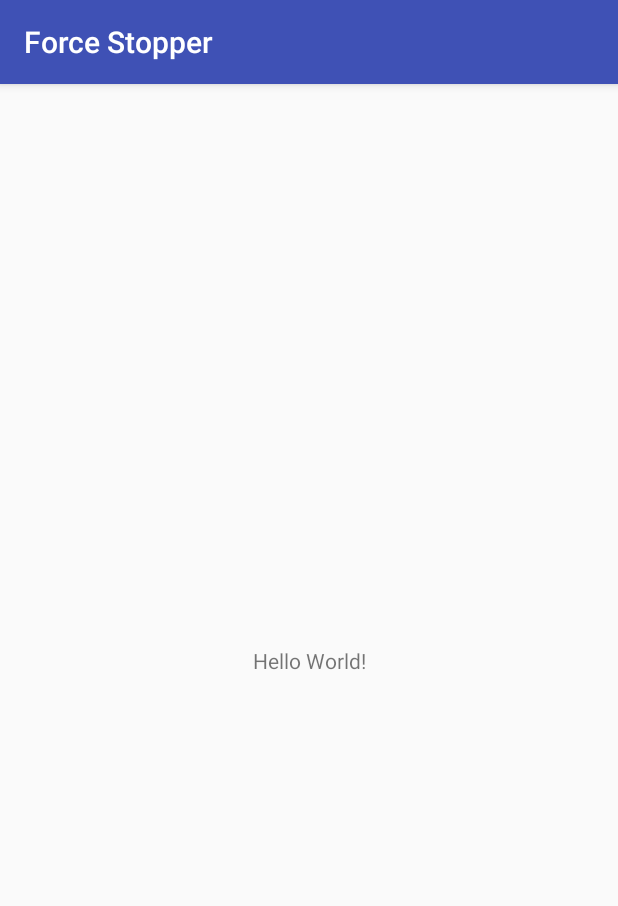
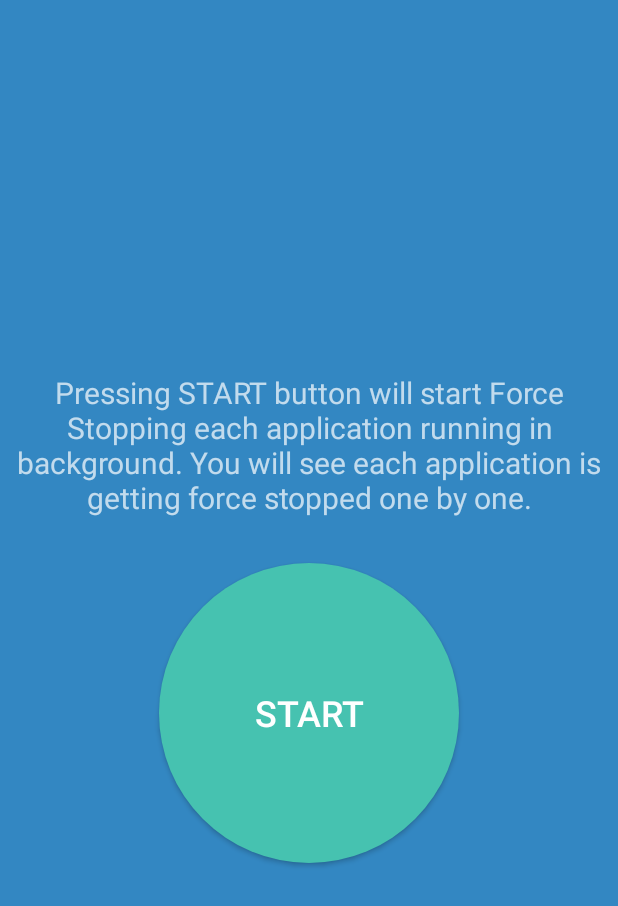
Before and after one commit to bhagyawantbiradar/AndroidRamCleaner, an Android app: the screen it shows after launch (MainActivity), on a phone screen of 412 x 824 dp. Shown: the top 906 px of the screen. Run offline under Robolectric (Android 15) with nearby library versions, the phone set to English and light mode, and no system bars.

Commit message:
Complete commit

```diff
--- a/app/build.gradle
+++ b/app/build.gradle
@@ -3,7 +3,7 @@ apply plugin: 'com.android.application'
 android {
     compileSdkVersion 27
     defaultConfig {
-        applicationId "forcestopper.bhagyawant.com.forcestopper"
+        applicationId "com.bhagyawant.forcestopper"
         minSdkVersion 19
         targetSdkVersion 27
         versionCode 1
--- /dev/null
+++ b/app/src/main/java/forcestopper/bhagyawant/com/forcestopper/utils/Constants.java
@@ -0,0 +1,6 @@
+package forcestopper.bhagyawant.com.forcestopper.utils;
+
+public class Constants {
+    public static String FORCE_STOP = "Force stop";
+    public static boolean isCleanRunning = false;
+}
--- /dev/null
+++ b/app/src/main/res/drawable/btn_background.xml
@@ -0,0 +1,6 @@
+<?xml version="1.0" encoding="utf-8"?>
+<selector xmlns:android="http://schemas.android.com/apk/res/android">
+    <item android:drawable="@drawable/btn_clicked" android:state_pressed="true" />
+    <item android:drawable="@drawable/btn_clicked" android:state_focused="true" />
+    <item android:drawable="@drawable/btn_unclicked" />
+</selector>
--- /dev/null
+++ b/app/src/main/res/drawable/btn_clicked.xml
@@ -0,0 +1,12 @@
+<?xml version="1.0" encoding="utf-8"?>
+<shape
+    xmlns:android="http://schemas.android.com/apk/res/android"
+    android:shape="oval">
+
+    <solid
+        android:color="#278073"/>
+
+    <size
+        android:width="200dp"
+        android:height="200dp"/>
+</shape>
--- /dev/null
+++ b/app/src/main/res/drawable/btn_unclicked.xml
@@ -0,0 +1,11 @@
+<shape
+    xmlns:android="http://schemas.android.com/apk/res/android"
+    android:shape="oval">
+
+    <solid
+        android:color="#46c2b0"/>
+
+    <size
+        android:width="200dp"
+        android:height="200dp"/>
+</shape>
--- a/app/src/main/res/layout/activity_main.xml
+++ b/app/src/main/res/layout/activity_main.xml
@@ -1,18 +1,29 @@
 <?xml version="1.0" encoding="utf-8"?>
-<android.support.constraint.ConstraintLayout xmlns:android="http://schemas.android.com/apk/res/android"
-    xmlns:app="http://schemas.android.com/apk/res-auto"
+<LinearLayout xmlns:android="http://schemas.android.com/apk/res/android"
     xmlns:tools="http://schemas.android.com/tools"
     android:layout_width="match_parent"
     android:layout_height="match_parent"
-    tools:context=".MainActivity">
+    android:background="#3387c2"
+    android:gravity="center"
+    android:orientation="vertical"
+    tools:context=".activity.MainActivity">
 
     <TextView
+        android:layout_width="match_parent"
+        android:layout_height="wrap_content"
+        android:gravity="center"
+        android:text="Pressing START button will start Force Stopping each application running in background. You will see each application is getting force stopped one by one."
+        android:textSize="20dp" />
+
+    <Button
+        android:onClick="onClick"
+        android:id="@+id/btnStart"
         android:layout_width="wrap_content"
         android:layout_height="wrap_content"
-        android:text="Hello World!"
-        app:layout_constraintBottom_toBottomOf="parent"
-        app:layout_constraintLeft_toLeftOf="parent"
-        app:layout_constraintRight_toRightOf="parent"
-        app:layout_constraintTop_toTopOf="parent" />
+        android:layout_gravity="center"
+        android:layout_marginTop="30dp"
+        android:background="@drawable/btn_background"
+        android:text="START"
+        android:textSize="24dp" />
 
-</android.support.constraint.ConstraintLayout>
+</LinearLayout>
--- a/app/src/main/res/values/strings.xml
+++ b/app/src/main/res/values/strings.xml
@@ -1,3 +1,4 @@
 <resources>
     <string name="app_name">Force Stopper</string>
+    <string name="perm_msg_enableAccessibility">To start force stopping the applications running in background you have to enable this permission\n\nThis app will not use the permission for any other purpose.</string>
 </resources>
```
Also changed, not shown: app/src/main/AndroidManifest.xml (+20 -3 lines), app/src/main/java/forcestopper/bhagyawant/com/forcestopper/MainActivity.java (deleted, +0 -13 lines), app/src/main/java/forcestopper/bhagyawant/com/forcestopper/activity/ForceStopperActivity.java (added, +95 -0 lines), app/src/main/java/forcestopper/bhagyawant/com/forcestopper/activity/MainActivity.java (added, +119 -0 lines), app/src/main/java/forcestopper/bhagyawant/com/forcestopper/service/CloseAppsAccessibilityService.java (added, +68 -0 lines), app/src/main/res/layout/activity_force_stopper.xml (added, +9 -0 lines), app/src/main/res/layout/dialog_accessibility_permission_request.xml (added, +56 -0 lines), app/src/main/res/xml/close_apps_accessibility_service_config.xml (added, +7 -0 lines), app/src/main/res/drawable/ic_stop.png (added).
